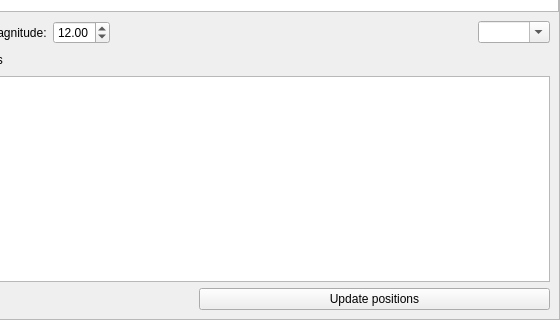
519984307/stellarium_src, file src/gui/astroCalcDialog.ui: the form before one commit; both pictures show x 168 to 728 and y 86 to 406 of the 728 by 406 pixel window.
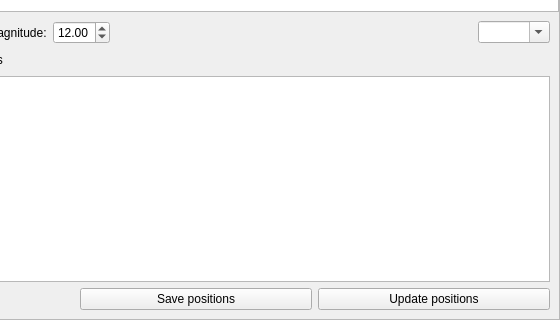
The form after the commit. Icons and pictures are not drawn. Custom widgets are drawn as their Qt base class.

Commit message: Added tool to save celestial positions of objects in AstroCalc/Positions tool

What changed in the file:
```diff
--- a/src/gui/astroCalcDialog.ui
+++ b/src/gui/astroCalcDialog.ui
@@ -282,6 +282,13 @@
               </property>
              </widget>
             </item>
+            <item>
+             <widget class="QPushButton" name="celestialPositionsSaveButton">
+              <property name="text">
+               <string>Save positions</string>
+              </property>
+             </widget>
+            </item>
             <item>
              <widget class="QPushButton" name="celestialPositionsUpdateButton">
               <property name="text">
```
Left out of the diff: 2 changed lines with no effect on the pictures. The commit also changes 2 other files.
